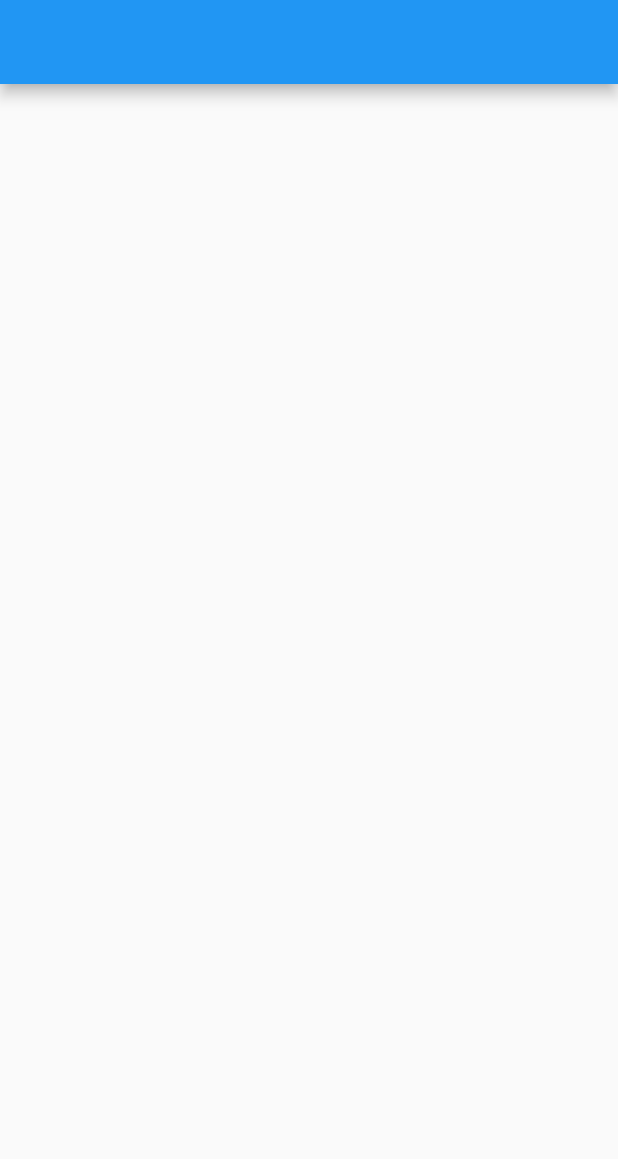
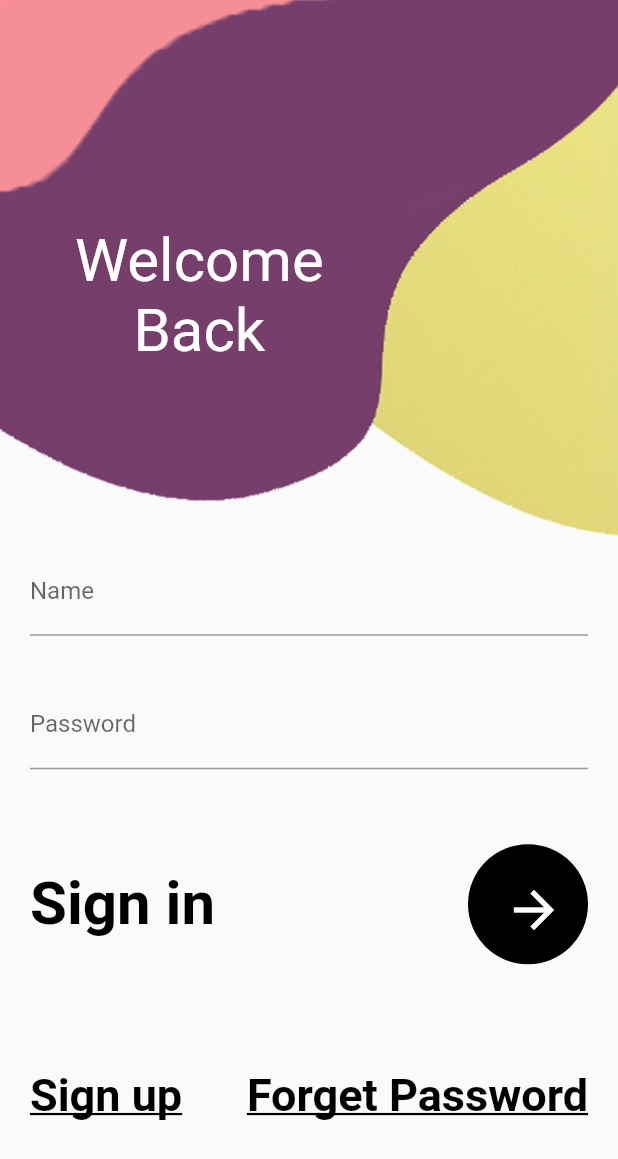
Before and after one commit to Zeeshan-progs/BasicFlutter100Days, a Flutter app: the screen it shows after launch, on a phone screen of 412 x 824 dp. Shown: the top 1159 px of the screen. Run offline on Flutter 3.47's test engine with Material 2 defaults, Android fonts, the phone set to English and light mode, and no system bars; our stand-ins replace carousel_slider, confetti, curved_navigation_bar, google_fonts, video_player.

Commit message:
Sign In Update

```diff
--- a/lib/Day 12/NewLogIn.dart
+++ b/lib/Day 12/NewLogIn.dart
@@ -9,7 +9,133 @@ class _NewLoginState extends State<NewLogin> {
   @override
   Widget build(BuildContext context) {
     return Scaffold(
-      appBar: AppBar(),
+      body: SafeArea(
+        child: Column(
+          children: [
+            Stack(
+              children: [
+                Image.asset('assets/LogBack.png'),
+                Positioned(
+                  top: 150,
+                  left: 50,
+                  child: Column(
+                    children: [
+                      CustomText(
+                        label: 'Welcome',
+                        size: 40,
+                        myColor: Colors.white,
+                      ),
+                      CustomText(
+                        label: 'Back',
+                        size: 40,
+                        myColor: Colors.white,
+                      ),
+                    ],
+                  ),
+                ),
+              ],
+            ),
+            Container(
+              padding: EdgeInsets.symmetric(horizontal: 20),
+              child: Column(
+                children: [
+                  TextFormField(
+                    decoration: InputDecoration(
+                      labelText: 'Name ',
+                      hintText: 'Enter Name',
+                      isCollapsed: false,
+                    ),
+                  ),
+                  SizedBox(height: 30),
+                  TextFormField(
+                    decoration: InputDecoration(
+                      labelText: 'Password',
+                      hintText: 'Password',
+                      isCollapsed: false,
+                    ),
+                  ),
+                  SizedBox(height: 50),
+                  Row(
+                    mainAxisAlignment: MainAxisAlignment.spaceBetween,
+                    children: [
+                      CustomText(
+                        boldStyle: FontWeight.bold,
+                        label: 'Sign in',
+                        size: 40,
+                      ),
+                      CircleAvatar(
+                        radius: 40,
+                        backgroundColor: Colors.black,
+                        child: IconButton(
+                          icon: Icon(
+                            Icons.arrow_forward,
+                            color: Colors.white,
+                            size: 40,
+                          ),
+                          onPressed: null,
+                        ),
+                      ),
+                    ],
+                  ),
+                  SizedBox(height: 70),
+                  Row(
+                    mainAxisAlignment: MainAxisAlignment.spaceBetween,
+                    children: [
+                      CustomText(
+                        label: 'Sign up',
+                        size: 30,
+                        boldStyle: FontWeight.bold,
+                        myDecoration: TextDecoration.underline,
+                      ),
+                      GestureDetector(
+                        onTap: () {
+                          print('Forget Password');
+                        },
+                        child: CustomText(
+                          label: 'Forget Password',
+                          size: 30,
+                          myDecoration: TextDecoration.underline,
+                          boldStyle: FontWeight.bold,
+                        ),
+                      )
+                    ],
+                  )
+                ],
+              ),
+            ),
+          ],
+        ),
+      ),
     );
   }
 }
+
+class CustomText extends StatelessWidget {
+  final String label;
+  final double size;
+  final Color myColor;
+  final FontWeight boldStyle;
+  final TextDecoration myDecoration;
+
+  const CustomText({
+    Key key,
+    this.label,
+    this.size,
+    this.myColor = Colors.black,
+    this.myDecoration,
+    this.boldStyle,
+  }) : super(key: key);
+
+  @override
+  Widget build(BuildContext context) {
+    return Text(
+      label,
+      style: TextStyle(
+        fontSize: size,
+        color: myColor,
+        decoration: myDecoration,
+        fontWeight: boldStyle,
+      ),
+    );
+  }
+}
```
Also changed, not shown: assets/BackSign.png (added), assets/LogBack.jpg (added), assets/LogBack.png (added).
